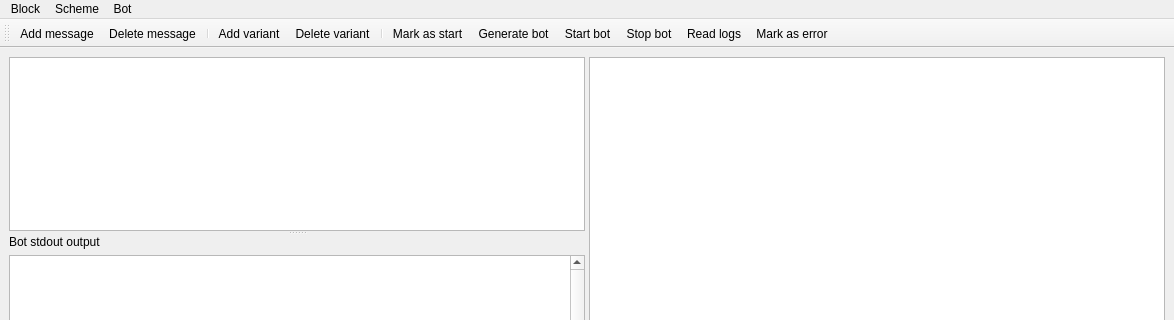
First picture: the form in desktop_constructor_app/constructor_app/widgets/bot_editor/bot_editor_form.ui, repository cuttlesystems/simplegram, before the edit; both pictures show x 0 to 1174 and y 0 to 320 of the 1174 by 657 pixel window.
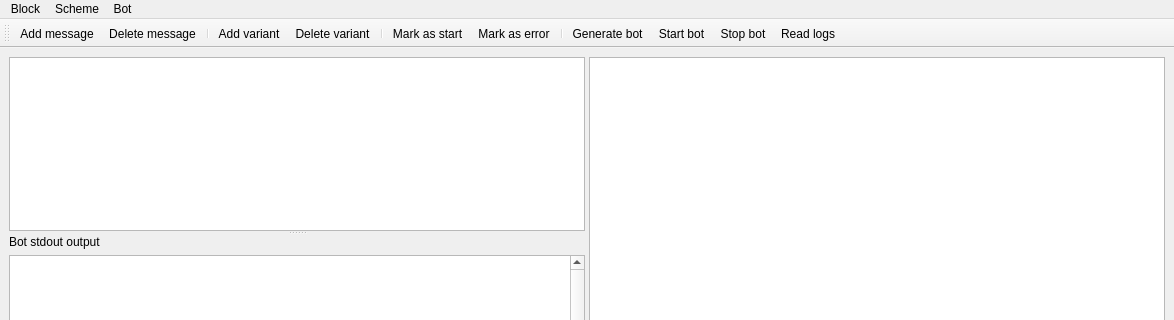
Second picture: the form after the edit. Icons and pictures are not drawn. Custom widgets are drawn as their Qt base class.

Commit message: qt: видимость кнопки и группировка кнопок

The edit to the form file:
```diff
--- a/desktop_constructor_app/constructor_app/widgets/bot_editor/bot_editor_form.ui
+++ b/desktop_constructor_app/constructor_app/widgets/bot_editor/bot_editor_form.ui
@@ -146,11 +146,12 @@
    <addaction name="action_delete_variant"/>
    <addaction name="separator"/>
    <addaction name="action_mark_start"/>
+   <addaction name="action_mark_error"/>
+   <addaction name="separator"/>
    <addaction name="action_generate_bot"/>
    <addaction name="action_start_bot"/>
    <addaction name="action_stop_bot"/>
    <addaction name="action_read_logs"/>
-   <addaction name="action_mark_error"/>
   </widget>
   <action name="action_generate_bot">
    <property name="icon">
```
Left out of the diff: 4 changed lines with no effect on the pictures. The commit also changes 1 other file.
